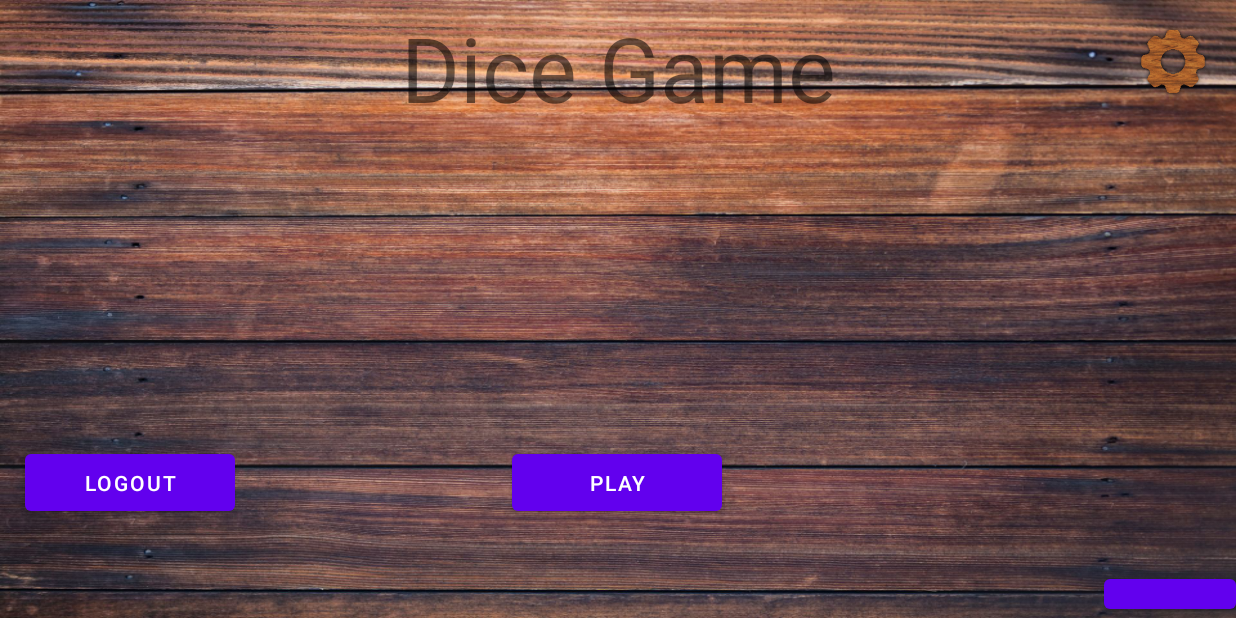
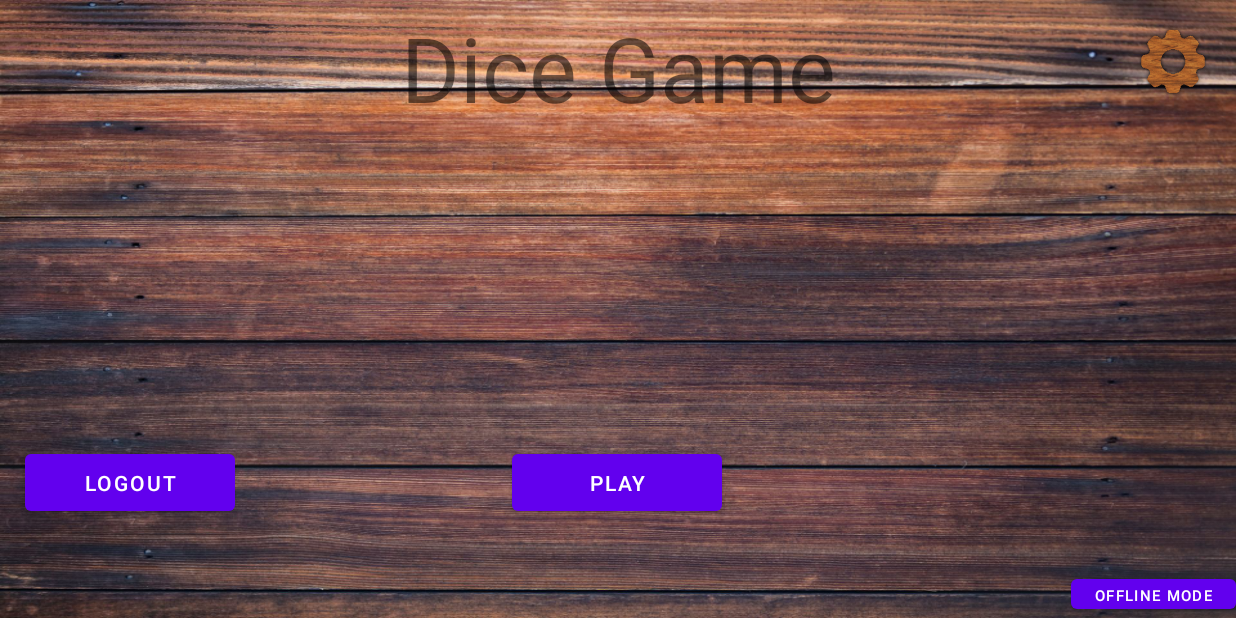
Before and after one commit to PawelTSW90/DiceGame, an Android app: the screen it shows after launch once a user with an empty profile is signed in (GameBoardActivity), on a phone screen of 824 x 412 dp (held sideways). Run offline under Robolectric (Android 15) with nearby library versions, the phone set to English and light mode, and no system bars; our stand-ins replace AdMob, Firebase (no records; nobody signed in at launch, a user with empty details on screens opened directly); 1 statement that could not run was skipped.

Commit message:
Connection status update added

```diff
--- a/app/src/main/AndroidManifest.xml
+++ b/app/src/main/AndroidManifest.xml
@@ -18,7 +18,6 @@
             android:screenOrientation="landscape">
             <intent-filter>
                 <action android:name="android.intent.action.MAIN" />
-
                 <category android:name="android.intent.category.LAUNCHER" />
             </intent-filter>
         </activity>
--- /dev/null
+++ b/app/src/main/java/com/paweldyjak/dicegame/ConnectionCheckerThread.java
@@ -0,0 +1,41 @@
+package com.paweldyjak.dicegame;
+
+import android.app.Activity;
+import android.content.Context;
+import android.net.ConnectivityManager;
+import android.widget.Button;
+
+import com.paweldyjak.dicegame.Fragments.MainMenuScreenFragment;
+
+public class ConnectionCheckerThread implements Runnable {
+    private final MainMenuScreenFragment mainMenuScreenFragment;
+    private final Context context;
+    private Button connectionButton;
+
+
+    public ConnectionCheckerThread(Context context, MainMenuScreenFragment mainMenuScreenFragment) {
+        this.context = context;
+        this.mainMenuScreenFragment = mainMenuScreenFragment;
+    }
+
+    @Override
+    public void run() {
+        connectionButton = ((Activity) context).findViewById(R.id.offline_mode_button);
+        ((Activity) context).runOnUiThread(() -> {
+            if (!isConnectedToNetwork()) {
+                connectionButton.setText(context.getText(R.string.offline_mode));
+            } else {
+                connectionButton.setText(mainMenuScreenFragment.getUserName());
+            }
+
+        });
+    }
+
+
+    private boolean isConnectedToNetwork() {
+        ConnectivityManager cm = (ConnectivityManager) context.getSystemService(Context.CONNECTIVITY_SERVICE);
+        return cm.getActiveNetworkInfo() != null && cm.getActiveNetworkInfo().isConnected();
+    }
+
+
+}
--- a/app/src/main/java/com/paweldyjak/dicegame/Fragments/MainMenuScreenFragment.java
+++ b/app/src/main/java/com/paweldyjak/dicegame/Fragments/MainMenuScreenFragment.java
@@ -3,9 +3,7 @@ package com.paweldyjak.dicegame.Fragments;
 
 import android.content.Context;
 import android.content.Intent;
-import android.net.ConnectivityManager;
 import android.os.Bundle;
-import android.view.Gravity;
 import android.view.LayoutInflater;
 import android.view.View;
 import android.view.ViewGroup;
@@ -26,19 +24,22 @@ import com.paweldyjak.dicegame.*;
 import com.paweldyjak.dicegame.Activities.GameBoardActivity;
 import com.paweldyjak.dicegame.Activities.MainMenuSettingsActivity;
 import com.paweldyjak.dicegame.Activities.MultiplayerQueueActivity;
-
 import java.util.HashMap;
 import java.util.Map;
+
+import java.util.concurrent.Executors;
+import java.util.concurrent.ScheduledExecutorService;
+import java.util.concurrent.TimeUnit;
 
 
 public class MainMenuScreenFragment extends Fragment {
     private final GameBoardActivity gameBoardActivity;
+    private ConnectionCheckerThread connectionCheckerThread;
     private DatabaseReference userNameReference;
     private DatabaseReference namesInUseReference;
     private Button playButton;
     private Button hotSeatButton;
     private Button logoutButton;
-    private Button offlineButton;
     private Button multiplayerButton;
     private final Button[] playersNumberButtons = new Button[5];
     private Button backButton;
@@ -59,11 +60,11 @@ public class MainMenuScreenFragment extends Fragment {
 
     @Override
     public View onCreateView(LayoutInflater inflater, ViewGroup container, Bundle savedInstanceState) {
+
         View view = inflater.inflate(R.layout.fragment_main_menu_screen, container, false);
         playButton = view.findViewById(R.id.play_button);
         hotSeatButton = view.findViewById(R.id.hotseat_mode_button);
         backButton = view.findViewById(R.id.back_button);
-        offlineButton = view.findViewById(R.id.offline_mode_button);
         logoutButton = view.findViewById(R.id.logout_button_titleScreen);
         multiplayerButton = view.findViewById(R.id.multiplayer_mode_button);
         settingPlayerNameButton = view.findViewById(R.id.setting_player_name_button);
@@ -80,14 +81,23 @@ public class MainMenuScreenFragment extends Fragment {
         String userUID = firebaseAuth.getUid();
         userNameReference = FirebaseDatabase.getInstance().getReference().child("users").child(userUID).child("name");
         namesInUseReference = FirebaseDatabase.getInstance().getReference().child("namesInUse");
+        connectionCheckerThread = new ConnectionCheckerThread(getContext(), this);
         setButtons();
         checkIfUserCreatedName();
-        setOfflineDetector();
-
+        internetConnectionChecker();
         return view;
     }
 
     public void setButtons() {
+
+        for (int x = 0; x < 5; x++) {
+            int finalX = x;
+            playersNumberButtons[x].setOnClickListener(v -> {
+                PlayerNamesInputScreenFragment playerNamesInputScreenFragment = new PlayerNamesInputScreenFragment(gameBoardActivity, finalX + 2);
+                sounds.playTickSound();
+                gameBoardActivity.replaceFragment(R.id.fragment_layout, playerNamesInputScreenFragment);
+            });
+        }
 
         settings.setOnClickListener(v -> {
             Intent intent = new Intent(gameBoardActivity, MainMenuSettingsActivity.class);
@@ -132,22 +142,13 @@ public class MainMenuScreenFragment extends Fragment {
             hotSeatButton.setEnabled(false);
         });
 
-        multiplayerButton.setOnClickListener(v->{
+        multiplayerButton.setOnClickListener(v -> {
             sounds.playTickSound();
             Intent intent = new Intent(getContext(), MultiplayerQueueActivity.class);
             startActivity(intent);
             getActivity().finish();
 
         });
-
-        for(int x = 0; x<5; x++){
-            int finalX = x;
-            playersNumberButtons[x].setOnClickListener(v -> {
-                PlayerNamesInputScreenFragment playerNamesInputScreenFragment = new PlayerNamesInputScreenFragment(gameBoardActivity, finalX +2);
-                sounds.playTickSound();
-                gameBoardActivity.replaceFragment(R.id.fragment_layout, playerNamesInputScreenFragment);
-            });
-        }
 
     }
 
@@ -179,8 +180,6 @@ public class MainMenuScreenFragment extends Fragment {
                 checkIfNameIsAvailable();
 
 
-
-
             }
         });
     }
@@ -192,12 +191,11 @@ public class MainMenuScreenFragment extends Fragment {
             @Override
             public void onDataChange(@NonNull DataSnapshot snapshot) {
                 if (snapshot.getValue().equals("null")) {
+                    playButton.setVisibility(View.INVISIBLE);
                     userName = "false";
                     setPlayerNameInput();
-                    } else {
+                }  else {
                     userName = snapshot.getValue(String.class);
-                        offlineButton.setText(userName);
-                        playButton.setVisibility(View.VISIBLE);
                 }
             }
 
@@ -208,8 +206,7 @@ public class MainMenuScreenFragment extends Fragment {
         });
     }
 
-
-    public void checkIfNameIsAvailable(){
+    public void checkIfNameIsAvailable() {
 
         namesInUseReference.addListenerForSingleValueEvent(new ValueEventListener() {
             @Override
@@ -222,7 +219,7 @@ public class MainMenuScreenFragment extends Fragment {
                     map.put(userName, 0);
                     namesInUseReference.updateChildren(map);
                     userName = nameEditText.getText().toString();
-                        userNameCreatorLayout.setVisibility(View.GONE);
+                    userNameCreatorLayout.setVisibility(View.INVISIBLE);
                     playButton.setVisibility(View.VISIBLE);
                 }
             }
@@ -235,39 +232,14 @@ public class MainMenuScreenFragment extends Fragment {
 
     }
 
-    private boolean isConnectedToNetwork() {
-        ConnectivityManager cm = (ConnectivityManager)getActivity().getSystemService(Context.CONNECTIVITY_SERVICE);
-        return cm.getActiveNetworkInfo() != null && cm.getActiveNetworkInfo().isConnected();
+
+    public void internetConnectionChecker(){
+        ScheduledExecutorService connectionChecker = Executors.newScheduledThreadPool(1);
+        connectionChecker.scheduleAtFixedRate(connectionCheckerThread, 2, 2, TimeUnit.SECONDS);
     }
 
-    public void setOfflineDetector(){
-        if(!isConnectedToNetwork()){
-            offlineButton.setVisibility(View.VISIBLE);
-            playButton.setVisibility(View.VISIBLE);
-            offlineButton.setOnClickListener(v -> {
-                if (isConnectedToNetwork()) {
-
-                    userNameReference.addValueEventListener(new ValueEventListener() {
-                        @Override
-                        public void onDataChange(@NonNull DataSnapshot snapshot) {
-                            userName = snapshot.getValue(String.class);
-                            offlineButton.setText(userName);
-                            /*Toast toast = Toast.makeText(gameBoardActivity, getContext().getString(R.string.hello) + " " + userName + " !", Toast.LENGTH_SHORT);
-                            toast.setGravity(Gravity.CENTER, 0, 0);
-                            toast.show();*/
-                        }
-
-                        @Override
-                        public void onCancelled(@NonNull DatabaseError error) {
-
-                        }
-                    });
-
-                }
-            });
-
+    public String getUserName(){
+        return userName;
     }
 
 }
-
-}
--- a/app/src/main/java/com/paweldyjak/dicegame/Fragments/PlayerNamesInputScreenFragment.java
+++ b/app/src/main/java/com/paweldyjak/dicegame/Fragments/PlayerNamesInputScreenFragment.java
@@ -23,7 +23,7 @@ public class PlayerNamesInputScreenFragment extends Fragment {
     private EditText playerNameEditText;
     private TextView playerName;
     private final int numberOfPlayers;
-    String[] playersNames = new String[6];
+    private final String[] playersNames = new String[6];
 
 
     @Override
--- a/app/src/main/java/com/paweldyjak/dicegame/UIConfig.java
+++ b/app/src/main/java/com/paweldyjak/dicegame/UIConfig.java
@@ -6,11 +6,6 @@ import android.graphics.drawable.Drawable;
 import android.widget.ImageView;
 import android.widget.TextView;
 import androidx.core.content.res.ResourcesCompat;
-
-import java.lang.reflect.Array;
-import java.util.Arrays;
-import java.util.Collections;
-
 
 public class UIConfig {
     private final Context context;
--- a/app/src/main/res/layout/fragment_main_menu_screen.xml
+++ b/app/src/main/res/layout/fragment_main_menu_screen.xml
@@ -133,7 +133,7 @@
         android:layout_width="140dp"
         android:layout_height="50dp"
         android:text="@string/play"
-        android:visibility="invisible"
+        android:visibility="visible"
         app:layout_constraintBottom_toBottomOf="parent"
         app:layout_constraintEnd_toEndOf="parent"
         app:layout_constraintHorizontal_bias="0.499"
```
Also changed, not shown: app/src/main/java/com/paweldyjak/dicegame/Activities/MultiplayerQueueActivity.java (+0 -8 lines), app/src/main/java/com/paweldyjak/dicegame/Fragments/StartGameScreenFragment.java (+1 -6 lines). Lines whose indentation alone changed are shown as unchanged.
